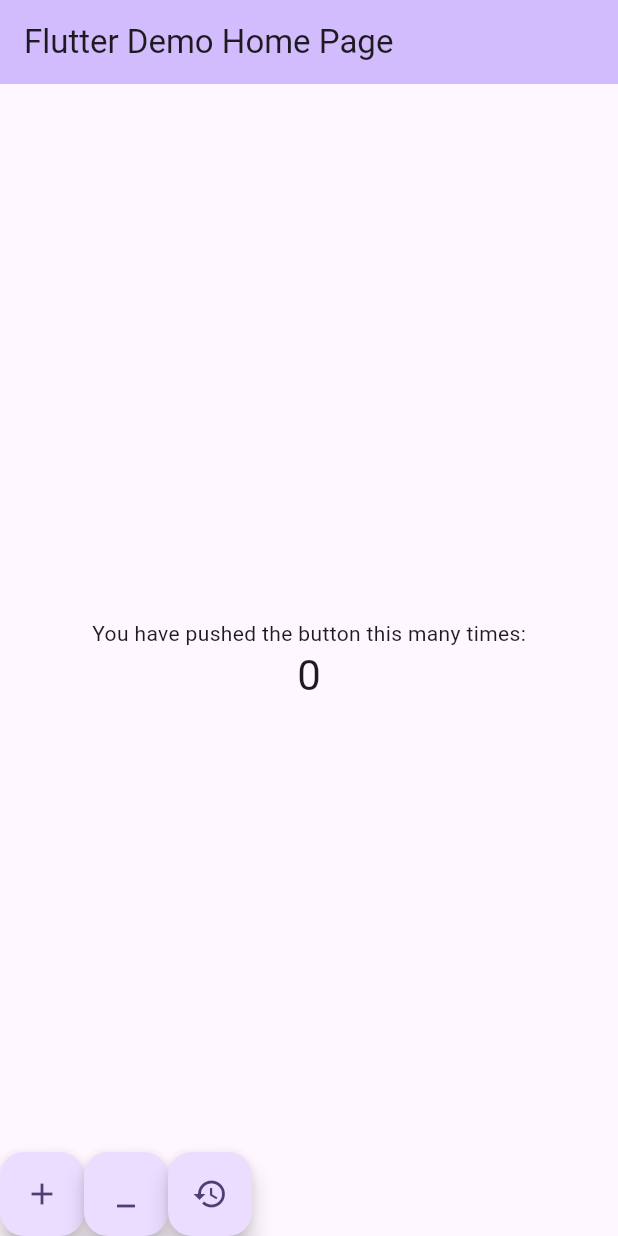
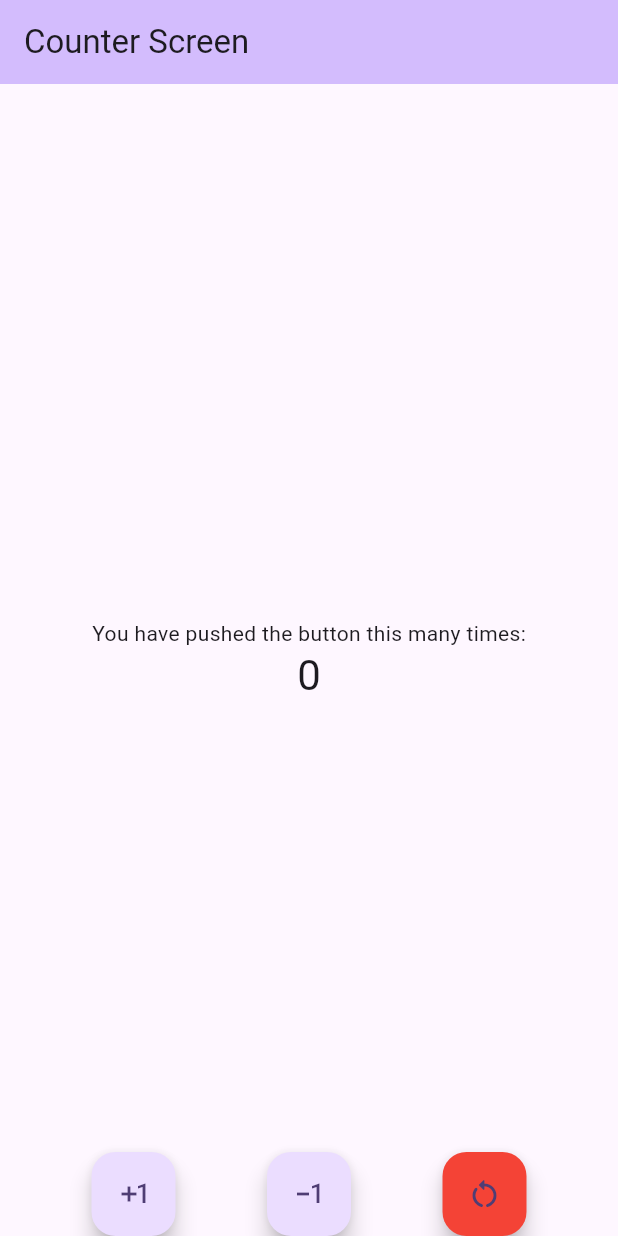
Before and after one commit to JA5E/flutter_application_1, a Flutter app: the screen it shows after launch, on a phone screen of 412 x 824 dp. Run offline on Flutter 3.47's test engine with Material 2 defaults, Android fonts, the phone set to English and light mode, and no system bars.

Commit message:
counter_screen added

```diff
--- a/lib/main.dart
+++ b/lib/main.dart
@@ -1,5 +1,5 @@
 import 'package:flutter/material.dart';
-
+import 'package:flutter_application_1/screens/counter_screen.dart';
 void main() {
   runApp(const MyApp());
 }
@@ -13,141 +13,13 @@ class MyApp extends StatelessWidget {
     return MaterialApp(
       title: 'Flutter Demo',
       theme: ThemeData(
-        // This is the theme of your application.
-        //
-        // TRY THIS: Try running your application with "flutter run". You'll see
-        // the application has a blue toolbar. Then, without quitting the app,
-        // try changing the seedColor in the colorScheme below to Colors.green
-        // and then invoke "hot reload" (save your changes or press the "hot
-        // reload" button in a Flutter-supported IDE, or press "r" if you used
-        // the command line to start the app).
-        //
-        // Notice that the counter didn't reset back to zero; the application
-        // state is not lost during the reload. To reset the state, use hot
-        // restart instead.
-        //
-        // This works for code too, not just values: Most code changes can be
-        // tested with just a hot reload.
         colorScheme: ColorScheme.fromSeed(seedColor: Colors.deepPurple),
         useMaterial3: true,
       ),
-      home: const MyHomePage(title: 'Flutter Demo Home Page'),
+      debugShowCheckedModeBanner: false,
+      home: const CounterScreen(
+        title: 'Counter Screen',
+        ),
     );
   }
 }
-
-class MyHomePage extends StatefulWidget {
-  const MyHomePage({super.key, required this.title});
-
-  // This widget is the home page of your application. It is stateful, meaning
-  // that it has a State object (defined below) that contains fields that affect
-  // how it looks.
-
-  // This class is the configuration for the state. It holds the values (in this
-  // case the title) provided by the parent (in this case the App widget) and
-  // used by the build method of the State. Fields in a Widget subclass are
-  // always marked "final".
-
-  final String title;
-
-  @override
-  State<MyHomePage> createState() => _MyHomePageState();
-}
-
-class _MyHomePageState extends State<MyHomePage> {
-  int _counter = 0;
-
-  void _incrementCounter() {
-    setState(() {
-      // This call to setState tells the Flutter framework that something has
-      // changed in this State, which causes it to rerun the build method below
-      // so that the display can reflect the updated values. If we changed
-      // _counter without calling setState(), then the build method would not be
-      // called again, and so nothing would appear to happen.
-      _counter++;
-    });
-  }
-
-  void _decrementCounter() {
-    setState(() {
-      _counter--;
-    });
-  }
-
-  void _resetCounter() {
-    setState(() {
-      _counter = 0;
-    });
-  }
-
-  @override
-  Widget build(BuildContext context) {
-    // This method is rerun every time setState is called, for instance as done
-    // by the _incrementCounter method above.
-    //
-    // The Flutter framework has been optimized to make rerunning build methods
-    // fast, so that you can just rebuild anything that needs updating rather
-    // than having to individually change instances of widgets.
-    return Scaffold(
-      appBar: AppBar(
-        // TRY THIS: Try changing the color here to a specific color (to
-        // Colors.amber, perhaps?) and trigger a hot reload to see the AppBar
-        // change color while the other colors stay the same.
-        backgroundColor: Theme.of(context).colorScheme.inversePrimary,
-        // Here we take the value from the MyHomePage object that was created by
-        // the App.build method, and use it to set our appbar title.
-        title: Text(widget.title),
-      ),
-      body: Center(
-        // Center is a layout widget. It takes a single child and positions it
-        // in the middle of the parent.
-        child: Column(
-          // Column is also a layout widget. It takes a list of children and
-          // arranges them vertically. By default, it sizes itself to fit its
-          // children horizontally, and tries to be as tall as its parent.
-          //
-          // Column has various properties to control how it sizes itself and
-          // how it positions its children. Here we use mainAxisAlignment to
-          // center the children vertically; the main axis here is the vertical
-          // axis because Columns are vertical (the cross axis would be
-          // horizontal).
-          //
-          // TRY THIS: Invoke "debug painting" (choose the "Toggle Debug Paint"
-          // action in the IDE, or press "p" in the console), to see the
-          // wireframe for each widget.
-          mainAxisAlignment: MainAxisAlignment.center,
-          children: <Widget>[
-            const Text(
-              'You have pushed the button this many times:',
-            ),
-            Text(
-              '$_counter',
-              style: Theme.of(context).textTheme.headlineMedium,
-            ),
-          ],
-        ),
-      ),
-      floatingActionButtonLocation: FloatingActionButtonLocation.centerDocked,
-      floatingActionButton: Row(
-        children: [
-          FloatingActionButton(
-            onPressed: _incrementCounter,
-            tooltip: 'Increment',
-            child: const Icon(Icons.add),
-          ),
-          FloatingActionButton(
-            onPressed: _decrementCounter,
-            tooltip: 'Decrement',
-            child: const Icon(Icons.minimize),
-          ),
-          FloatingActionButton(
-            onPressed: _resetCounter,
-            tooltip: 'Reset',
-            child: const Icon(Icons.restore),
-          ),
-
-        ],
-      ), // This trailing comma makes auto-formatting nicer for build methods.
-    );
-  }
-}
--- /dev/null
+++ b/lib/screens/counter_screen.dart
@@ -0,0 +1,85 @@
+import 'package:flutter/material.dart';
+
+class CounterScreen extends StatefulWidget {
+  const CounterScreen({super.key, required this.title});
+
+  final String title;
+
+  @override
+  State<CounterScreen> createState() => _CounterScreenState();
+}
+
+class _CounterScreenState extends State<CounterScreen> {
+  int _counter = 0;
+  bool _visible = true;
+
+  void _incrementCounter() {
+    setState(() {
+      _counter++;
+    });
+  }
+
+  void _decrementCounter() {
+    setState(() {
+      _counter--;
+    });
+  }
+
+  void _resetCounter() {
+    setState(() {
+      _counter = 0;
+      _visible = !_visible;
+    });
+  }
+
+  @override
+  Widget build(BuildContext context) {
+    return Scaffold(
+      appBar: AppBar(
+        backgroundColor: Theme.of(context).colorScheme.inversePrimary,
+        title: Text(widget.title),
+      ),
+      body: Center(
+        child: Column(
+          mainAxisAlignment: MainAxisAlignment.center,
+          children: <Widget>[
+            const Text(
+              'You have pushed the button this many times:',
+            ),
+            Text(
+              '$_counter',
+              style: Theme.of(context).textTheme.headlineMedium,
+            ),
+          ],
+        ),
+      ),
+      floatingActionButtonLocation: FloatingActionButtonLocation.centerDocked,
+      floatingActionButton: Row(
+        mainAxisAlignment: MainAxisAlignment.spaceEvenly,
+        children: [
+          FloatingActionButton(
+            onPressed: _incrementCounter,
+            tooltip: 'Increment',
+            child: const Icon(Icons.exposure_plus_1),
+          ),
+          AnimatedOpacity(
+            opacity: _visible ? 1.0: 0.0,
+            duration: const Duration(milliseconds: 500),
+            child: FloatingActionButton(
+              onPressed: _decrementCounter,
+              tooltip: 'Decrement',
+              child: const Icon(Icons.exposure_minus_1),
+            ),
+          ),
+          FloatingActionButton(
+            onPressed: _resetCounter,
+            tooltip: 'Reset',
+            backgroundColor: Colors.red,
+            child: const Icon(Icons.restart_alt_rounded),
+          ),
+
+        ],
+      ), // This trailing comma makes auto-formatting nicer for build methods.
+    );
+  }
+}
```
